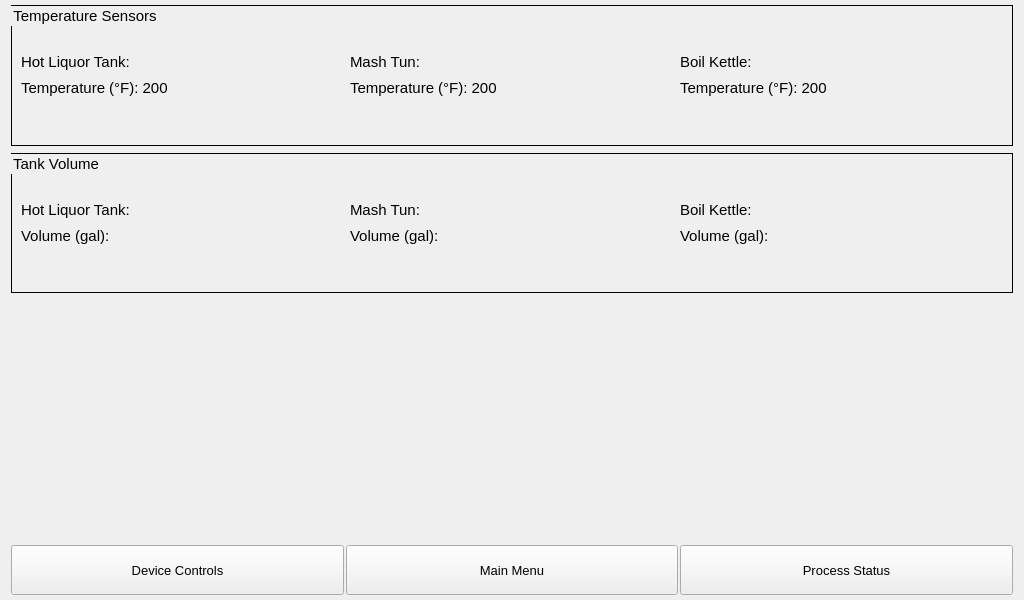
drmwve/Capstone-Project, file autobrewer/GUI/UI Files/DeviceStatusSensors.ui: the form before one commit.
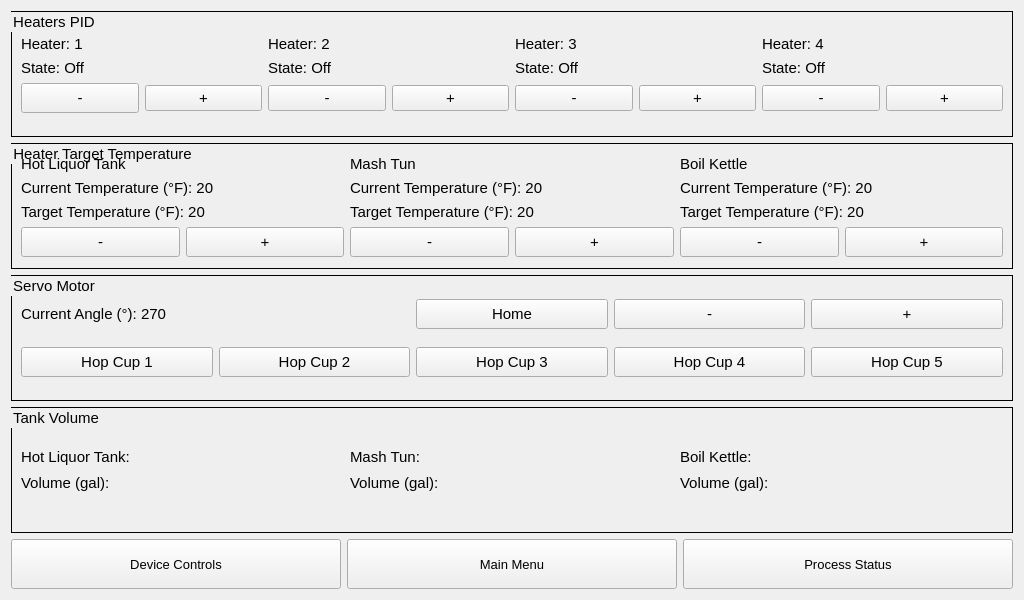
The form after the commit.

Commit message: Update GUI and UI files for full heater and servo control

```diff
--- a/autobrewer/GUI/UI Files/DeviceStatusSensors.ui
+++ b/autobrewer/GUI/UI Files/DeviceStatusSensors.ui
@@ -26,15 +26,6 @@
    <string>Form</string>
   </property>
   <layout class="QVBoxLayout" name="verticalLayout">
-   <property name="spacing">
-    <number>2</number>
-   </property>
-   <property name="topMargin">
-    <number>5</number>
-   </property>
-   <property name="bottomMargin">
-    <number>5</number>
-   </property>
    <item>
     <widget class="QGroupBox" name="TempSensGroupBox">
      <property name="font">
@@ -46,7 +37,7 @@
       <string>QGroupBox {border: 1px solid black}</string>
      </property>
      <property name="title">
-      <string>Temperature Sensors</string>
+      <string>Heaters PID</string>
      </property>
      <layout class="QVBoxLayout" name="verticalLayout_4">
       <item>
@@ -71,34 +62,749 @@
            </font>
           </property>
           <property name="text">
-           <string>Temperature (°F): 200</string>
+           <string>State: Off</string>
+          </property>
+         </widget>
+        </item>
+        <item row="1" column="4">
+         <widget class="QLabel" name="HeaterPID4">
+          <property name="maximumSize">
+           <size>
+            <width>16777215</width>
+            <height>20</height>
+           </size>
+          </property>
+          <property name="font">
+           <font>
+            <pointsize>11</pointsize>
+           </font>
+          </property>
+          <property name="text">
+           <string>State: Off</string>
+          </property>
+         </widget>
+        </item>
+        <item row="0" column="0">
+         <widget class="QLabel" name="Heater1Label">
+          <property name="maximumSize">
+           <size>
+            <width>16777215</width>
+            <height>20</height>
+           </size>
+          </property>
+          <property name="font">
+           <font>
+            <pointsize>11</pointsize>
+           </font>
+          </property>
+          <property name="text">
+           <string>Heater: 1</string>
+          </property>
+         </widget>
+        </item>
+        <item row="0" column="3">
+         <widget class="QLabel" name="Heater3Label">
+          <property name="maximumSize">
+           <size>
+            <width>16777215</width>
+            <height>20</height>
+           </size>
+          </property>
+          <property name="font">
+           <font>
+            <pointsize>11</pointsize>
+           </font>
+          </property>
+          <property name="text">
+           <string>Heater: 3</string>
+          </property>
+         </widget>
+        </item>
+        <item row="1" column="3">
+         <widget class="QLabel" name="HeaterPID3">
+          <property name="maximumSize">
+           <size>
+            <width>16777215</width>
+            <height>20</height>
+           </size>
+          </property>
+          <property name="font">
+           <font>
+            <pointsize>11</pointsize>
+           </font>
+          </property>
+          <property name="text">
+           <string>State: Off</string>
+          </property>
+         </widget>
+        </item>
+        <item row="0" column="4">
+         <widget class="QLabel" name="Heater4Label">
+          <property name="maximumSize">
+           <size>
+            <width>16777215</width>
+            <height>20</height>
+           </size>
+          </property>
+          <property name="font">
+           <font>
+            <pointsize>11</pointsize>
+           </font>
+          </property>
+          <property name="text">
+           <string>Heater: 4</string>
+          </property>
+         </widget>
+        </item>
+        <item row="1" column="2">
+         <widget class="QLabel" name="HeaterPID2">
+          <property name="maximumSize">
+           <size>
+            <width>16777215</width>
+            <height>20</height>
+           </size>
+          </property>
+          <property name="font">
+           <font>
+            <pointsize>11</pointsize>
+           </font>
+          </property>
+          <property name="text">
+           <string>State: Off</string>
+          </property>
+         </widget>
+        </item>
+        <item row="0" column="2">
+         <widget class="QLabel" name="Heater2Label">
+          <property name="maximumSize">
+           <size>
+            <width>16777215</width>
+            <height>20</height>
+           </size>
+          </property>
+          <property name="font">
+           <font>
+            <pointsize>11</pointsize>
+           </font>
+          </property>
+          <property name="text">
+           <string>Heater: 2</string>
+          </property>
+         </widget>
+        </item>
+        <item row="2" column="0">
+         <layout class="QHBoxLayout" name="horizontalLayout_4">
+          <item>
+           <widget class="QPushButton" name="HeaterPIDDecrease1">
+            <property name="minimumSize">
+             <size>
+              <width>0</width>
+              <height>30</height>
+             </size>
+            </property>
+            <property name="maximumSize">
+             <size>
+              <width>16777215</width>
+              <height>30</height>
+             </size>
+            </property>
+            <property name="font">
+             <font>
+              <pointsize>11</pointsize>
+             </font>
+            </property>
+            <property name="text">
+             <string>-</string>
+            </property>
+            <property name="checkable">
+             <bool>false</bool>
+            </property>
+           </widget>
+          </item>
+          <item>
+           <widget class="QPushButton" name="HeaterPIDIncrease1">
+            <property name="font">
+             <font>
+              <pointsize>11</pointsize>
+             </font>
+            </property>
+            <property name="text">
+             <string>+</string>
+            </property>
+           </widget>
+          </item>
+         </layout>
+        </item>
+        <item row="2" column="2">
+         <layout class="QHBoxLayout" name="horizontalLayout_5">
+          <item>
+           <widget class="QPushButton" name="HeaterPIDDecrease2">
+            <property name="font">
+             <font>
+              <pointsize>11</pointsize>
+             </font>
+            </property>
+            <property name="text">
+             <string>-</string>
+            </property>
+           </widget>
+          </item>
+          <item>
+           <widget class="QPushButton" name="HeaterPIDIncrease2">
+            <property name="font">
+             <font>
+              <pointsize>11</pointsize>
+             </font>
+            </property>
+            <property name="text">
+             <string>+</string>
+            </property>
+           </widget>
+          </item>
+         </layout>
+        </item>
+        <item row="2" column="3">
+         <layout class="QHBoxLayout" name="horizontalLayout_6">
+          <item>
+           <widget class="QPushButton" name="HeaterPIDDecrease3">
+            <property name="font">
+             <font>
+              <pointsize>11</pointsize>
+             </font>
+            </property>
+            <property name="text">
+             <string>-</string>
+            </property>
+           </widget>
+          </item>
+          <item>
+           <widget class="QPushButton" name="HeaterPIDIncrease3">
+            <property name="font">
+             <font>
+              <pointsize>11</pointsize>
+             </font>
+            </property>
+            <property name="text">
+             <string>+</string>
+            </property>
+           </widget>
+          </item>
+         </layout>
+        </item>
+        <item row="2" column="4">
+         <layout class="QHBoxLayout" name="horizontalLayout_7">
+          <item>
+           <widget class="QPushButton" name="HeaterPIDDecrease4">
+            <property name="font">
+             <font>
+              <pointsize>11</pointsize>
+             </font>
+            </property>
+            <property name="text">
+             <string>-</string>
+            </property>
+           </widget>
+          </item>
+          <item>
+           <widget class="QPushButton" name="HeaterPIDIncrease4">
+            <property name="font">
+             <font>
+              <pointsize>11</pointsize>
+             </font>
+            </property>
+            <property name="text">
+             <string>+</string>
+            </property>
+           </widget>
+          </item>
+         </layout>
+        </item>
+       </layout>
+      </item>
+     </layout>
+    </widget>
+   </item>
+   <item>
+    <widget class="QGroupBox" name="TemperatureGroupBox">
+     <property name="font">
+      <font>
+       <pointsize>11</pointsize>
+      </font>
+     </property>
+     <property name="styleSheet">
+      <string>QGroupBox {border: 1px solid black}</string>
+     </property>
+     <property name="title">
+      <string>Heater Target Temperature</string>
+     </property>
+     <layout class="QHBoxLayout" name="horizontalLayout_2">
+      <item>
+       <layout class="QGridLayout" name="HeaterTargetLayout">
+        <property name="topMargin">
+         <number>2</number>
+        </property>
+        <property name="bottomMargin">
+         <number>2</number>
+        </property>
+        <item row="0" column="0">
+         <widget class="QLabel" name="HLTLabel">
+          <property name="maximumSize">
+           <size>
+            <width>16777215</width>
+            <height>20</height>
+           </size>
+          </property>
+          <property name="font">
+           <font>
+            <pointsize>11</pointsize>
+           </font>
+          </property>
+          <property name="text">
+           <string>Hot Liquor Tank</string>
+          </property>
+         </widget>
+        </item>
+        <item row="1" column="2">
+         <widget class="QLabel" name="MTCurrentTemp">
+          <property name="font">
+           <font>
+            <pointsize>11</pointsize>
+           </font>
+          </property>
+          <property name="text">
+           <string>Current Temperature (°F): 20</string>
+          </property>
+         </widget>
+        </item>
+        <item row="2" column="0">
+         <widget class="QLabel" name="HLTTargetTemp">
+          <property name="maximumSize">
+           <size>
+            <width>16777215</width>
+            <height>20</height>
+           </size>
+          </property>
+          <property name="font">
+           <font>
+            <pointsize>11</pointsize>
+           </font>
+          </property>
+          <property name="text">
+           <string>Target Temperature (°F): 20</string>
+          </property>
+         </widget>
+        </item>
+        <item row="0" column="2">
+         <widget class="QLabel" name="MTLabel">
+          <property name="font">
+           <font>
+            <pointsize>11</pointsize>
+           </font>
+          </property>
+          <property name="text">
+           <string>Mash Tun</string>
+          </property>
+         </widget>
+        </item>
+        <item row="3" column="2">
+         <layout class="QHBoxLayout" name="horizontalLayout_8">
+          <item>
+           <widget class="QPushButton" name="DecreaseMT">
+            <property name="maximumSize">
+             <size>
+              <width>16777215</width>
+              <height>30</height>
+             </size>
+            </property>
+            <property name="font">
+             <font>
+              <pointsize>11</pointsize>
+             </font>
+            </property>
+            <property name="text">
+             <string>-</string>
+            </property>
+           </widget>
+          </item>
+          <item>
+           <widget class="QPushButton" name="IncreaseMT">
+            <property name="maximumSize">
+             <size>
+              <width>16777215</width>
+              <height>30</height>
+             </size>
+            </property>
+            <property name="font">
+             <font>
+              <pointsize>11</pointsize>
+             </font>
+            </property>
+            <property name="text">
+             <string>+</string>
+            </property>
+           </widget>
+          </item>
+         </layout>
+        </item>
+        <item row="1" column="0">
+         <widget class="QLabel" name="HLTCurrentTemp">
+          <property name="maximumSize">
+           <size>
+            <width>16777215</width>
+            <height>20</height>
+           </size>
+          </property>
+          <property name="font">
+           <font>
+            <pointsize>11</pointsize>
+           </font>
+          </property>
+          <property name="text">
+           <string>Current Temperature (°F): 20</string>
+          </property>
+         </widget>
+        </item>
+        <item row="3" column="0">
+         <layout class="QHBoxLayout" name="horizontalLayout_10">
+          <item>
+           <widget class="QPushButton" name="DecreaseHLT">
+            <property name="minimumSize">
+             <size>
+              <width>0</width>
+              <height>30</height>
+             </size>
+            </property>
+            <property name="maximumSize">
+             <size>
+              <width>16777215</width>
+              <height>30</height>
+             </size>
+            </property>
+            <property name="font">
+             <font>
+              <pointsize>11</pointsize>
+             </font>
+            </property>
+            <property name="text">
+             <string>-</string>
+            </property>
+           </widget>
+          </item>
+          <item>
+           <widget class="QPushButton" name="IncreaseHLT">
+            <property name="minimumSize">
+             <size>
+              <width>0</width>
+              <height>30</height>
+             </size>
+            </property>
+            <property name="maximumSize">
+             <size>
+              <width>16777215</width>
+              <height>30</height>
+             </size>
+            </property>
+            <property name="font">
+             <font>
+              <pointsize>11</pointsize>
+             </font>
+            </property>
+            <property name="text">
+             <string>+</string>
+            </property>
+           </widget>
+          </item>
+         </layout>
+        </item>
+        <item row="2" column="2">
+         <widget class="QLabel" name="MTTargetTemp">
+          <property name="font">
+           <font>
+            <pointsize>11</pointsize>
+           </font>
+          </property>
+          <property name="text">
+           <string>Target Temperature (°F): 20</string>
+          </property>
+         </widget>
+        </item>
+        <item row="2" column="3">
+         <widget class="QLabel" name="BKTargetTemp">
+          <property name="maximumSize">
+           <size>
+            <width>16777215</width>
+            <height>20</height>
+           </size>
+          </property>
+          <property name="font">
+           <font>
+            <pointsize>11</pointsize>
+           </font>
+          </property>
+          <property name="text">
+           <string>Target Temperature (°F): 20</string>
+          </property>
+         </widget>
+        </item>
+        <item row="1" column="3">
+         <widget class="QLabel" name="BKCurrentTemp">
+          <property name="maximumSize">
+           <size>
+            <width>16777215</width>
+            <height>20</height>
+           </size>
+          </property>
+          <property name="font">
+           <font>
+            <pointsize>11</pointsize>
+           </font>
+          </property>
+          <property name="text">
+           <string>Current Temperature (°F): 20</string>
+          </property>
+         </widget>
+        </item>
+        <item row="0" column="3">
+         <widget class="QLabel" name="BKLabel">
+          <property name="maximumSize">
+           <size>
+            <width>16777215</width>
+            <height>20</height>
+           </size>
+          </property>
+          <property name="font">
+           <font>
+            <pointsize>11</pointsize>
+           </font>
+          </property>
+          <property name="text">
+           <string>Boil Kettle</string>
+          </property>
+         </widget>
+        </item>
+        <item row="3" column="3">
+         <layout class="QHBoxLayout" name="horizontalLayout_9">
+          <item>
+           <widget class="QPushButton" name="DecreaseBK">
+            <property name="minimumSize">
+             <size>
+              <width>0</width>
+              <height>30</height>
+             </size>
+            </property>
+            <property name="maximumSize">
+             <size>
+              <width>16777215</width>
+              <height>30</height>
+             </size>
+            </property>
+            <property name="font">
+             <font>
+              <pointsize>11</pointsize>
+             </font>
+            </property>
+            <property name="text">
+             <string>-</string>
+            </property>
+           </widget>
+          </item>
+          <item>
+           <widget class="QPushButton" name="IncreaseBK">
+            <property name="minimumSize">
+             <size>
+              <width>0</width>
+              <height>30</height>
+             </size>
+            </property>
+            <property name="maximumSize">
+             <size>
+              <width>16777215</width>
+              <height>30</height>
+             </size>
+            </property>
+            <property name="font">
+             <font>
+              <pointsize>11</pointsize>
+             </font>
+            </property>
+            <property name="text">
+             <string>+</string>
+            </property>
+           </widget>
+          </item>
+         </layout>
+        </item>
+       </layout>
+      </item>
+     </layout>
+    </widget>
+   </item>
+   <item>
+    <widget class="QGroupBox" name="ServoMotorGroupBox">
+     <property name="font">
+      <font>
+       <pointsize>11</pointsize>
+      </font>
+     </property>
+     <property name="styleSheet">
+      <string notr="true">QGroupBox {border: 1px solid black}</string>
+     </property>
+     <property name="title">
+      <string>Servo Motor</string>
+     </property>
+     <layout class="QHBoxLayout" name="horizontalLayout_3">
+      <item>
+       <layout class="QGridLayout" name="ServoLayout">
+        <property name="topMargin">
+         <number>2</number>
+        </property>
+        <property name="bottomMargin">
+         <number>2</number>
+        </property>
+        <item row="0" column="4">
+         <widget class="QPushButton" name="IncreaseServo">
+          <property name="minimumSize">
+           <size>
+            <width>0</width>
+            <height>30</height>
+           </size>
+          </property>
+          <property name="maximumSize">
+           <size>
+            <width>16777215</width>
+            <height>30</height>
+           </size>
+          </property>
+          <property name="font">
+           <font>
+            <pointsize>11</pointsize>
+           </font>
+          </property>
+          <property name="text">
+           <string>+</string>
+          </property>
+         </widget>
+        </item>
+        <item row="1" column="2">
+         <widget class="QPushButton" name="HopServo3">
+          <property name="minimumSize">
+           <size>
+            <width>0</width>
+            <height>30</height>
+           </size>
+          </property>
+          <property name="maximumSize">
+           <size>
+            <width>16777215</width>
+            <height>30</height>
+           </size>
+          </property>
+          <property name="font">
+           <font>
+            <pointsize>11</pointsize>
+           </font>
+          </property>
+          <property name="text">
+           <string>Hop Cup 3</string>
+          </property>
+          <property name="checkable">
+           <bool>false</bool>
+          </property>
+         </widget>
+        </item>
+        <item row="1" column="4">
+         <widget class="QPushButton" name="HopServo5">
+          <property name="minimumSize">
+           <size>
+            <width>0</width>
+            <height>30</height>
+           </size>
+          </property>
+          <property name="maximumSize">
+           <size>
+            <width>16777215</width>
+            <height>30</height>
+           </size>
+          </property>
+          <property name="font">
+           <font>
+            <pointsize>11</pointsize>
+           </font>
+          </property>
+          <property name="text">
+           <string>Hop Cup 5</string>
+          </property>
+          <property name="checkable">
+           <bool>false</bool>
+          </property>
+         </widget>
+        </item>
+        <item row="1" column="0">
+         <widget class="QPushButton" name="HopServo1">
+          <property name="minimumSize">
+           <size>
+            <width>0</width>
+            <height>30</height>
+           </size>
+          </property>
+          <property name="maximumSize">
+           <size>
+            <width>16777215</width>
+            <height>30</height>
+           </size>
+          </property>
+          <property name="font">
+           <font>
+            <pointsize>11</pointsize>
+           </font>
+          </property>
+          <property name="autoFillBackground">
+           <bool>false</bool>
+          </property>
+          <property name="text">
+           <string>Hop Cup 1</string>
+          </property>
+          <property name="checkable">
+           <bool>false</bool>
+          </property>
+         </widget>
+        </item>
+        <item row="0" column="2">
+         <widget class="QPushButton" name="HomeServo">
+          <property name="minimumSize">
+           <size>
+            <width>0</width>
+            <height>30</height>
+           </size>
+          </property>
+          <property name="maximumSize">
+           <size>
+            <width>16777215</width>
+            <height>30</height>
+           </size>
+          </property>
+          <property name="font">
+           <font>
+            <pointsize>11</pointsize>
+           </font>
+          </property>
+          <property name="text">
+           <string>Home</string>
           </property>
          </widget>
         </item>
         <item row="1" column="1">
-         <widget class="QLabel" name="TempSens2State">
-          <property name="maximumSize">
+         <widget class="QPushButton" name="HopServo2">
+          <property name="minimumSize">
            <size>
-            <width>16777215</width>
-            <height>20</height>
+            <width>0</width>
+            <height>30</height>
            </size>
           </property>
-          <property name="font">
-           <font>
-            <pointsize>11</pointsize>
-           </font>
-          </property>
-          <property name="text">
-           <string>Temperature (°F): 200</string>
-          </property>
-         </widget>
-        </item>
-        <item row="0" column="2">
-         <widget class="QLabel" name="TempSens3Label">
           <property name="maximumSize">
            <size>
             <width>16777215</width>
-            <height>20</height>
+            <height>30</height>
            </size>
           </property>
           <property name="font">
@@ -107,12 +813,15 @@
            </font>
           </property>
           <property name="text">
-           <string>Boil Kettle:</string>
+           <string>Hop Cup 2</string>
+          </property>
+          <property name="checkable">
+           <bool>false</bool>
           </property>
          </widget>
         </item>
         <item row="0" column="0">
-         <widget class="QLabel" name="TempSens1Label">
+         <widget class="QLabel" name="CurrentAngleServo">
           <property name="maximumSize">
            <size>
             <width>16777215</width>
@@ -125,16 +834,22 @@
            </font>
           </property>
           <property name="text">
-           <string>Hot Liquor Tank:</string>
+           <string>Current Angle (°): 270</string>
           </property>
          </widget>
         </item>
-        <item row="0" column="1">
-         <widget class="QLabel" name="TempSens2Label">
+        <item row="1" column="3">
+         <widget class="QPushButton" name="HopServo4">
+          <property name="minimumSize">
+           <size>
+            <width>0</width>
+            <height>30</height>
+           </size>
+          </property>
           <property name="maximumSize">
            <size>
             <width>16777215</width>
-            <height>20</height>
+            <height>30</height>
            </size>
           </property>
           <property name="font">
@@ -143,16 +858,25 @@
            </font>
           </property>
           <property name="text">
-           <string>Mash Tun:</string>
+           <string>Hop Cup 4</string>
           </property>
+          <property name="checkable">
+           <bool>false</bool>
+          </property>
          </widget>
         </item>
-        <item row="1" column="2">
-         <widget class="QLabel" name="TempSens3State">
+        <item row="0" column="3">
+         <widget class="QPushButton" name="DecreaseServo">
+          <property name="minimumSize">
+           <size>
+            <width>0</width>
+            <height>30</height>
+           </size>
+          </property>
           <property name="maximumSize">
            <size>
             <width>16777215</width>
-            <height>20</height>
+            <height>30</height>
            </size>
           </property>
           <property name="font">
@@ -161,7 +885,7 @@
            </font>
           </property>
           <property name="text">
-           <string>Temperature (°F): 200</string>
+           <string>-</string>
           </property>
          </widget>
         </item>
@@ -170,24 +894,6 @@
      </layout>
     </widget>
    </item>
-   <item>
-    <spacer name="horizontalSpacer">
-     <property name="font">
-      <font>
-       <pointsize>11</pointsize>
-      </font>
-     </property>
-     <property name="orientation">
-      <enum>Qt::Horizontal</enum>
-     </property>
-     <property name="sizeHint" stdset="0">
-      <size>
-       <width>40</width>
-       <height>5</height>
-      </size>
-     </property>
-    </spacer>
-   </item>
    <item>
     <widget class="QGroupBox" name="TankVolumeGroupBox">
      <property name="font">
@@ -323,19 +1029,6 @@
      </layout>
     </widget>
    </item>
-   <item>
-    <spacer name="horizontalSpacer_3">
-     <property name="orientation">
-      <enum>Qt::Horizontal</enum>
-     </property>
-     <property name="sizeHint" stdset="0">
-      <size>
-       <width>40</width>
-       <height>250</height>
-      </size>
-     </property>
-    </spacer>
-   </item>
    <item>
     <layout class="QHBoxLayout" name="horizontalLayout">
      <item>
```
Left out of the diff: 86 changed lines with no effect on the pictures. The commit also changes 1 other file.
